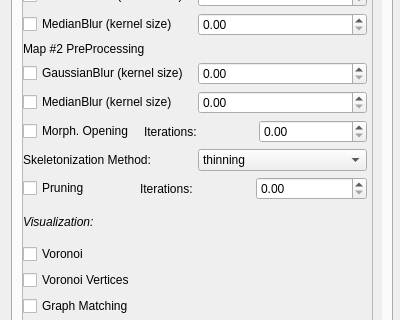
First picture: the form in ogm_gui/ui/validation.ui, repository MariosPro/thesis, before the edit; both pictures show x 0 to 400 and y 188 to 508 of the 400 by 763 pixel window.
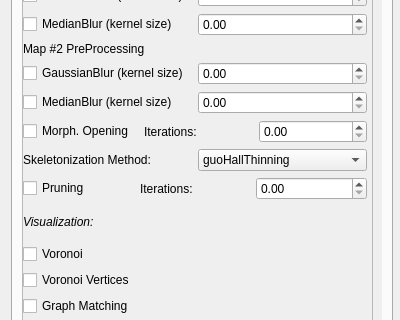
Second picture: the form after the edit.

Commit message: Add more optimized implementations of thinning,pruning and other morphological operations

Patch:
```diff
--- a/ogm_gui/ui/validation.ui
+++ b/ogm_gui/ui/validation.ui
@@ -990,6 +990,11 @@
                   </item>
                   <item>
                    <widget class="QComboBox" name="skeletonizationComboBox">
+                    <item>
+                     <property name="text">
+                      <string>guoHallThinning</string>
+                     </property>
+                    </item>
                     <item>
                      <property name="text">
                       <string>thinning</string>
```
Left out of the diff: 5 changed lines with no effect on the pictures. The commit also changes 5 other files.
